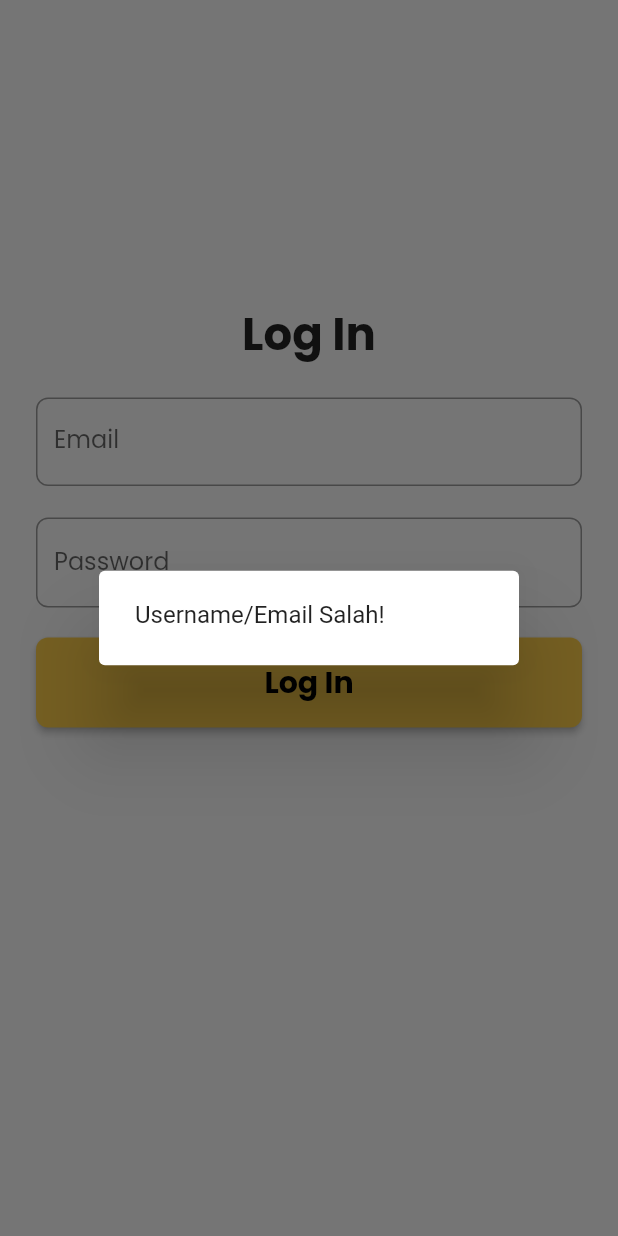
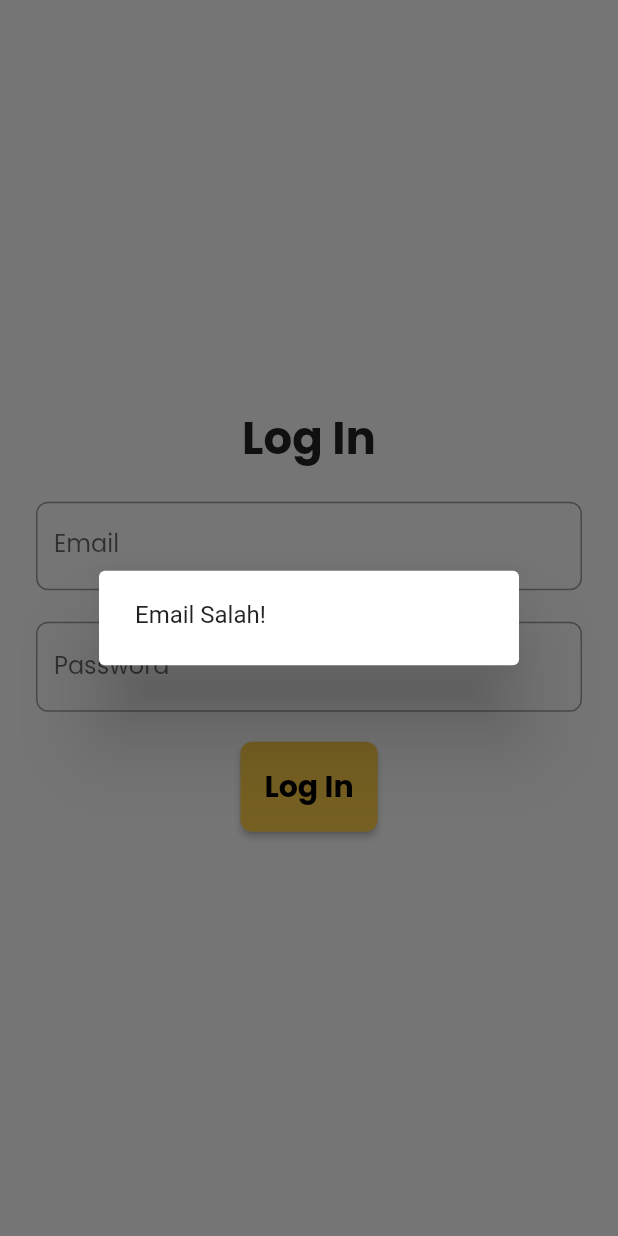
Before and after one commit to viadelia12/simple_app, a Flutter app: the screen it shows after launch, after a tap on "Log In", on a phone screen of 412 x 824 dp. Run offline on Flutter 3.47's test engine with Material 2 defaults, Android fonts, the phone set to English and light mode, and no system bars; our stand-ins replace email_validator, math_expressions.

Commit message:
Update E-Calc

```diff
--- a/lib/pages/login.dart
+++ b/lib/pages/login.dart
@@ -19,10 +19,10 @@ class _LoginState extends State<Login> {
     return Scaffold(
       backgroundColor: Color(0xffFFFFFF),
       body: Center(
-        child: ListView(
+        child: Column(
+          mainAxisAlignment: MainAxisAlignment.center,
           children: [
             Container(
-              padding: EdgeInsets.only(top: 200),
               alignment: Alignment.center,
               child: Text(
                 "Log In",
@@ -89,8 +89,10 @@ class _LoginState extends State<Login> {
       padding: EdgeInsets.only(left: 24.0, right: 24.0),
       child: ElevatedButton(
         onPressed: () {
-          if (emailController.text == "afrienkhs@gmail.com") {
-            if (passwordController.text == "afrien") {
+          if (emailController.text == "afrienkhs@gmail.com" ||
+              emailController.text == "viadelia12@gmail.com") {
+            if (passwordController.text == "afrien" ||
+                passwordController.text == "novia") {
               Navigator.push(context,
                   MaterialPageRoute(builder: (context) => const HomePage()));
             } else {
@@ -108,7 +110,7 @@ class _LoginState extends State<Login> {
               context: context,
               builder: (context) {
                 return AlertDialog(
-                  content: Text("Username/Email Salah!"),
+                  content: Text("Email Salah!"),
                 );
               },
             );
```
Also changed, not shown: lib/pages/home.dart (+18 -16 lines).
